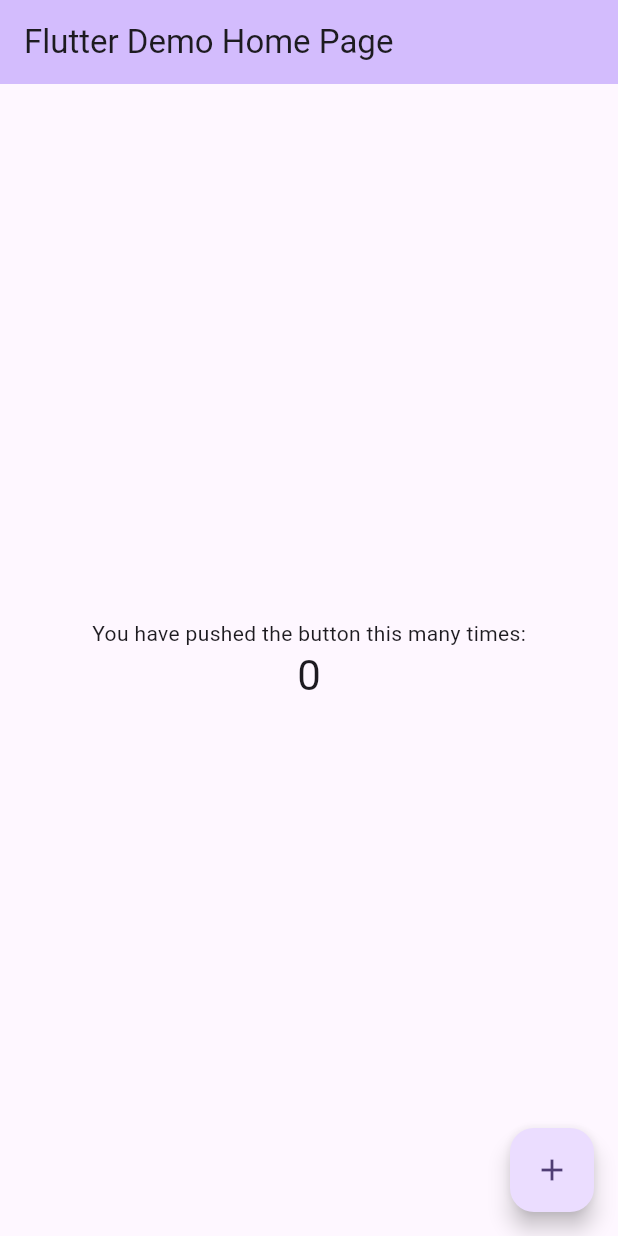
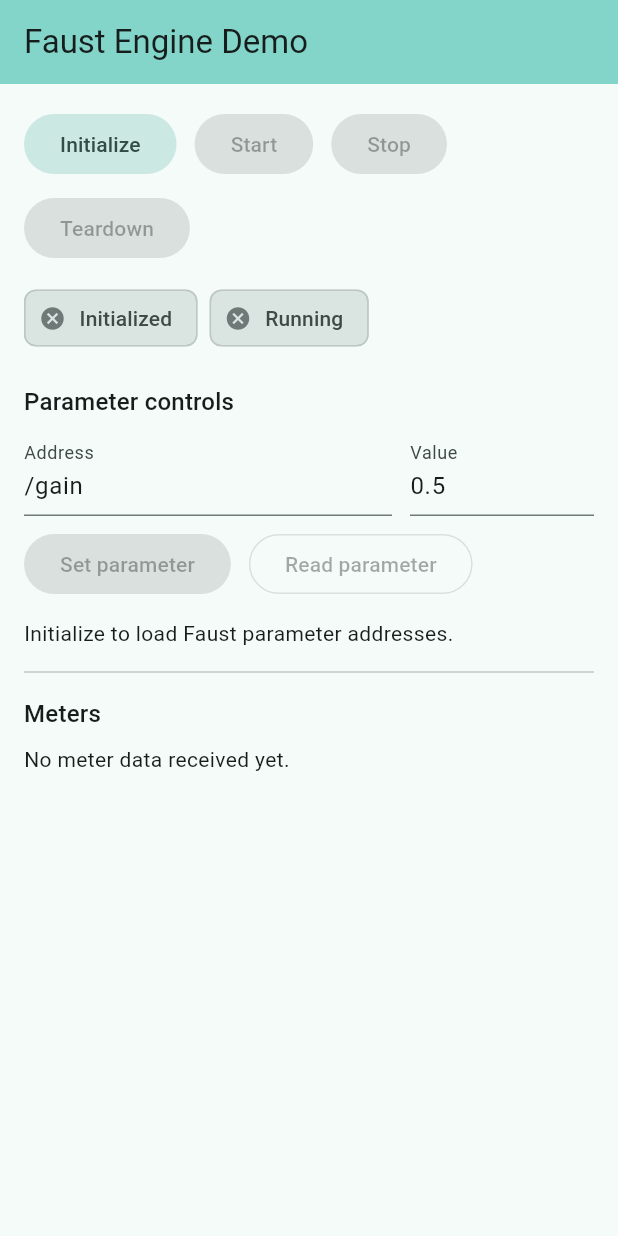
Before and after one commit to lukemorse/faust_test_app, a Flutter app: the screen it shows after launch, on a phone screen of 412 x 824 dp. Run offline on Flutter 3.47's test engine with Material 3 defaults, Android fonts, the light colour scheme and no system bars.

Commit message:
Add Dart service wrapper for Faust engine

```diff
--- /dev/null
+++ b/lib/faust_engine.dart
@@ -0,0 +1,157 @@
+import 'dart:async';
+
+import 'package:flutter/services.dart';
+
+class FaustEngineException implements Exception {
+  const FaustEngineException(this.message);
+
+  final String message;
+
+  @override
+  String toString() => 'FaustEngineException: $message';
+}
+
+class MeterEvent {
+  const MeterEvent({required this.timestamp, required this.meters});
+
+  factory MeterEvent.fromChannelPayload(dynamic payload) {
+    if (payload is! Map) {
+      throw const FaustEngineException('Meter payload was not a map');
+    }
+
+    final timestampMs = payload['timestampMs'];
+    final meters = payload['meters'];
+
+    if (timestampMs is! int || meters is! Map) {
+      throw FaustEngineException(
+        'Unexpected meter payload shape: $payload',
+      );
+    }
+
+    final parsedMeters = <String, double>{};
+    meters.forEach((key, value) {
+      if (key is! String) {
+        return;
+      }
+      final parsedValue = _parseDouble(value);
+      if (parsedValue != null) {
+        parsedMeters[key] = parsedValue;
+      }
+    });
+
+    return MeterEvent(
+      timestamp: DateTime.fromMillisecondsSinceEpoch(timestampMs),
+      meters: parsedMeters,
+    );
+  }
+
+  final DateTime timestamp;
+  final Map<String, double> meters;
+
+  static double? _parseDouble(dynamic value) {
+    if (value is num) {
+      return value.toDouble();
+    }
+    return double.tryParse(value.toString());
+  }
+}
+
+class FaustEngineService {
+  static const MethodChannel _methodChannel = MethodChannel('dev.faust/engine');
+  static const EventChannel _meterChannel =
+      EventChannel('dev.faust/engine/meters');
+
+  Stream<MeterEvent>? _meterStream;
+
+  Future<bool> initialize({required int sampleRate, required int bufferSize}) async {
+    try {
+      final result = await _methodChannel.invokeMethod<bool>('initialize', {
+        'sampleRate': sampleRate,
+        'bufferSize': bufferSize,
+      });
+      return result ?? false;
+    } on PlatformException catch (e) {
+      throw FaustEngineException(
+        'initialize failed: ${e.message ?? e.code}',
+      );
+    }
+  }
+
+  Future<bool> start() async {
+    try {
+      final result = await _methodChannel.invokeMethod<bool>('start');
+      return result ?? false;
+    } on PlatformException catch (e) {
+      throw FaustEngineException('start failed: ${e.message ?? e.code}');
+    }
+  }
+
+  Future<void> stop() async {
+    try {
+      await _methodChannel.invokeMethod<void>('stop');
+    } on PlatformException catch (e) {
+      throw FaustEngineException('stop failed: ${e.message ?? e.code}');
+    }
+  }
+
+  Future<void> teardown() async {
+    try {
+      await _methodChannel.invokeMethod<void>('teardown');
+    } on PlatformException catch (e) {
+      throw FaustEngineException('teardown failed: ${e.message ?? e.code}');
+    }
+  }
+
+  Future<bool> isRunning() async {
+    try {
+      final result = await _methodChannel.invokeMethod<bool>('isRunning');
+      return result ?? false;
+    } on PlatformException catch (e) {
+      throw FaustEngineException('isRunning failed: ${e.message ?? e.code}');
+    }
+  }
+
+  Future<void> setParameter(String address, double value) async {
+    try {
+      await _methodChannel.invokeMethod<void>('setParameter', {
+        'address': address,
+        'value': value,
+      });
+    } on PlatformException catch (e) {
+      throw FaustEngineException('setParameter failed: ${e.message ?? e.code}');
+    }
+  }
+
+  Future<double> getParameter(String address) async {
+    try {
+      final result = await _methodChannel.invokeMethod<double>('getParameter', {
+        'address': address,
+      });
+      return result ?? 0.0;
+    } on PlatformException catch (e) {
+      throw FaustEngineException('getParameter failed: ${e.message ?? e.code}');
+    }
+  }
+
+  Future<List<String>> listParameters() async {
+    try {
+      final result = await _methodChannel.invokeMethod<List<dynamic>>(
+        'listParameters',
+      );
+      return result
+              ?.whereType<String>()
+              .toList(growable: false) ??
+          const <String>[];
+    } on PlatformException catch (e) {
+      throw FaustEngineException('listParameters failed: ${e.message ?? e.code}');
+    }
+  }
+
+  Stream<MeterEvent> meterStream() {
+    _meterStream ??= _meterChannel
+        .receiveBroadcastStream()
+        .map(MeterEvent.fromChannelPayload)
+        .asBroadcastStream();
+    return _meterStream!;
+  }
+}
--- a/lib/main.dart
+++ b/lib/main.dart
@@ -1,4 +1,8 @@
+import 'dart:async';
+
 import 'package:flutter/material.dart';
+
+import 'faust_engine.dart';
 
 void main() {
   runApp(const MyApp());
@@ -7,116 +11,293 @@
 class MyApp extends StatelessWidget {
   const MyApp({super.key});
 
-  // This widget is the root of your application.
   @override
   Widget build(BuildContext context) {
     return MaterialApp(
-      title: 'Flutter Demo',
-      theme: ThemeData(
-        // This is the theme of your application.
-        //
-        // TRY THIS: Try running your application with "flutter run". You'll see
-        // the application has a purple toolbar. Then, without quitting the app,
-        // try changing the seedColor in the colorScheme below to Colors.green
-        // and then invoke "hot reload" (save your changes or press the "hot
-        // reload" button in a Flutter-supported IDE, or press "r" if you used
-        // the command line to start the app).
-        //
-        // Notice that the counter didn't reset back to zero; the application
-        // state is not lost during the reload. To reset the state, use hot
-        // restart instead.
-        //
-        // This works for code too, not just values: Most code changes can be
-        // tested with just a hot reload.
-        colorScheme: .fromSeed(seedColor: Colors.deepPurple),
-      ),
-      home: const MyHomePage(title: 'Flutter Demo Home Page'),
+      title: 'Faust Test App',
+      theme: ThemeData(colorScheme: ColorScheme.fromSeed(seedColor: Colors.teal)),
+      home: const FaustDemoPage(),
     );
   }
 }
 
-class MyHomePage extends StatefulWidget {
-  const MyHomePage({super.key, required this.title});
-
-  // This widget is the home page of your application. It is stateful, meaning
-  // that it has a State object (defined below) that contains fields that affect
-  // how it looks.
-
-  // This class is the configuration for the state. It holds the values (in this
-  // case the title) provided by the parent (in this case the App widget) and
-  // used by the build method of the State. Fields in a Widget subclass are
-  // always marked "final".
-
-  final String title;
+class FaustDemoPage extends StatefulWidget {
+  const FaustDemoPage({super.key});
 
   @override
-  State<MyHomePage> createState() => _MyHomePageState();
+  State<FaustDemoPage> createState() => _FaustDemoPageState();
 }
 
-class _MyHomePageState extends State<MyHomePage> {
-  int _counter = 0;
+class _FaustDemoPageState extends State<FaustDemoPage> {
+  final FaustEngineService _engine = FaustEngineService();
+  final TextEditingController _addressController =
+      TextEditingController(text: '/gain');
+  final TextEditingController _valueController =
+      TextEditingController(text: '0.5');
 
-  void _incrementCounter() {
+  bool _initialized = false;
+  bool _running = false;
+  bool _busy = false;
+  List<String> _parameterAddresses = const [];
+  MeterEvent? _latestMeters;
+  StreamSubscription<MeterEvent>? _meterSubscription;
+
+  @override
+  void dispose() {
+    _meterSubscription?.cancel();
+    _addressController.dispose();
+    _valueController.dispose();
+    _engine.teardown();
+    super.dispose();
+  }
+
+  Future<void> _initialize() async {
+    await _runAction(() async {
+      final initialized = await _engine.initialize(
+        sampleRate: 44100,
+        bufferSize: 512,
+      );
+      if (!initialized) {
+        throw const FaustEngineException('Engine reported initialization failure');
+      }
+
+      _parameterAddresses = await _engine.listParameters();
+      _subscribeToMeters();
+      _initialized = initialized;
+      _running = await _engine.isRunning();
+    });
+  }
+
+  Future<void> _start() async {
+    await _runAction(() async {
+      _running = await _engine.start();
+    });
+  }
+
+  Future<void> _stop() async {
+    await _runAction(() async {
+      await _engine.stop();
+      _running = await _engine.isRunning();
+    });
+  }
+
+  Future<void> _teardown() async {
+    await _runAction(() async {
+      await _engine.teardown();
+      _running = false;
+      _initialized = false;
+      _parameterAddresses = const [];
+      _latestMeters = null;
+      await _meterSubscription?.cancel();
+      _meterSubscription = null;
+    });
+  }
+
+  Future<void> _setParameter() async {
+    await _runAction(() async {
+      final address = _addressController.text.trim();
+      final value = double.tryParse(_valueController.text);
+      if (address.isEmpty || value == null) {
+        throw const FaustEngineException(
+          'Enter a valid address (e.g. /gain) and numeric value.',
+        );
+      }
+      await _engine.setParameter(address, value);
+    });
+  }
+
+  Future<void> _getParameter() async {
+    await _runAction(() async {
+      final address = _addressController.text.trim();
+      if (address.isEmpty) {
+        throw const FaustEngineException('Enter a parameter address to read');
+      }
+      final value = await _engine.getParameter(address);
+      _valueController.text = value.toStringAsFixed(3);
+    });
+  }
+
+  Future<void> _runAction(Future<void> Function() action) async {
+    setState(() => _busy = true);
+    try {
+      await action();
+    } on FaustEngineException catch (e) {
+      _showSnack(e.message);
+    } catch (e) {
+      _showSnack(e.toString());
+    } finally {
+      if (mounted) {
+        setState(() => _busy = false);
+      }
+    }
+  }
+
+  void _subscribeToMeters() {
+    _meterSubscription ??= _engine.meterStream().listen((event) {
       setState(() {
-      // This call to setState tells the Flutter framework that something has
-      // changed in this State, which causes it to rerun the build method below
-      // so that the display can reflect the updated values. If we changed
-      // _counter without calling setState(), then the build method would not be
-      // called again, and so nothing would appear to happen.
-      _counter++;
+        _latestMeters = event;
       });
+    }, onError: (error) {
+      _showSnack('Meter stream error: $error');
+    });
+  }
+
+  void _showSnack(String message) {
+    if (!mounted) return;
+    ScaffoldMessenger.of(context).showSnackBar(
+      SnackBar(content: Text(message)),
+    );
   }
 
   @override
   Widget build(BuildContext context) {
-    // This method is rerun every time setState is called, for instance as done
-    // by the _incrementCounter method above.
-    //
-    // The Flutter framework has been optimized to make rerunning build methods
-    // fast, so that you can just rebuild anything that needs updating rather
-    // than having to individually change instances of widgets.
     return Scaffold(
       appBar: AppBar(
-        // TRY THIS: Try changing the color here to a specific color (to
-        // Colors.amber, perhaps?) and trigger a hot reload to see the AppBar
-        // change color while the other colors stay the same.
         backgroundColor: Theme.of(context).colorScheme.inversePrimary,
-        // Here we take the value from the MyHomePage object that was created by
-        // the App.build method, and use it to set our appbar title.
-        title: Text(widget.title),
+        title: const Text('Faust Engine Demo'),
       ),
-      body: Center(
-        // Center is a layout widget. It takes a single child and positions it
-        // in the middle of the parent.
+      body: SafeArea(
+        child: Padding(
+          padding: const EdgeInsets.all(16),
           child: Column(
-          // Column is also a layout widget. It takes a list of children and
-          // arranges them vertically. By default, it sizes itself to fit its
-          // children horizontally, and tries to be as tall as its parent.
-          //
-          // Column has various properties to control how it sizes itself and
-          // how it positions its children. Here we use mainAxisAlignment to
-          // center the children vertically; the main axis here is the vertical
-          // axis because Columns are vertical (the cross axis would be
-          // horizontal).
-          //
-          // TRY THIS: Invoke "debug painting" (choose the "Toggle Debug Paint"
-          // action in the IDE, or press "p" in the console), to see the
-          // wireframe for each widget.
-          mainAxisAlignment: .center,
+            crossAxisAlignment: CrossAxisAlignment.start,
             children: [
-            const Text('You have pushed the button this many times:'),
-            Text(
-              '$_counter',
-              style: Theme.of(context).textTheme.headlineMedium,
+              Wrap(
+                spacing: 12,
+                runSpacing: 8,
+                children: [
+                  FilledButton.tonal(
+                    onPressed: _busy ? null : _initialize,
+                    child: const Text('Initialize'),
+                  ),
+                  FilledButton(
+                    onPressed: _busy || !_initialized ? null : _start,
+                    child: const Text('Start'),
+                  ),
+                  FilledButton(
+                    onPressed: _busy || !_initialized ? null : _stop,
+                    child: const Text('Stop'),
+                  ),
+                  FilledButton.tonal(
+                    onPressed: _busy || !_initialized ? null : _teardown,
+                    child: const Text('Teardown'),
+                  ),
+                ],
+              ),
+              const SizedBox(height: 12),
+              Row(
+                children: [
+                  _StatusChip(label: 'Initialized', active: _initialized),
+                  const SizedBox(width: 8),
+                  _StatusChip(label: 'Running', active: _running),
+                ],
+              ),
+              const SizedBox(height: 20),
+              Text('Parameter controls', style: Theme.of(context).textTheme.titleMedium),
+              const SizedBox(height: 8),
+              Row(
+                children: [
+                  Expanded(
+                    flex: 2,
+                    child: TextField(
+                      controller: _addressController,
+                      decoration: const InputDecoration(
+                        labelText: 'Address',
+                        hintText: '/gain',
+                      ),
+                    ),
+                  ),
+                  const SizedBox(width: 12),
+                  Expanded(
+                    child: TextField(
+                      controller: _valueController,
+                      keyboardType: const TextInputType.numberWithOptions(decimal: true),
+                      decoration: const InputDecoration(
+                        labelText: 'Value',
+                      ),
+                    ),
+                  ),
+                ],
+              ),
+              const SizedBox(height: 8),
+              Row(
+                children: [
+                  FilledButton(
+                    onPressed: _busy || !_initialized ? null : _setParameter,
+                    child: const Text('Set parameter'),
+                  ),
+                  const SizedBox(width: 12),
+                  OutlinedButton(
+                    onPressed: _busy || !_initialized ? null : _getParameter,
+                    child: const Text('Read parameter'),
+                  ),
+                ],
+              ),
+              const SizedBox(height: 12),
+              if (_parameterAddresses.isNotEmpty) ...[
+                Text('Published parameters (${_parameterAddresses.length})'),
+                const SizedBox(height: 6),
+                Wrap(
+                  spacing: 8,
+                  runSpacing: 6,
+                  children: _parameterAddresses
+                      .map(
+                        (address) => Chip(
+                          label: Text(address),
+                          visualDensity: VisualDensity.compact,
+                        ),
+                      )
+                      .toList(),
+                ),
+              ] else
+                const Text('Initialize to load Faust parameter addresses.'),
+              const Divider(height: 32),
+              Text('Meters', style: Theme.of(context).textTheme.titleMedium),
+              const SizedBox(height: 8),
+              if (_latestMeters == null)
+                const Text('No meter data received yet.')
+              else
+                Expanded(
+                  child: ListView(
+                    children: [
+                      Text('Timestamp: ${_latestMeters!.timestamp.toIso8601String()}'),
+                      const SizedBox(height: 8),
+                      ..._latestMeters!.meters.entries.map(
+                        (entry) => ListTile(
+                          dense: true,
+                          title: Text(entry.key),
+                          trailing: Text(entry.value.toStringAsFixed(3)),
+                        ),
                       ),
                     ],
                   ),
                 ),
-      floatingActionButton: FloatingActionButton(
-        onPressed: _incrementCounter,
-        tooltip: 'Increment',
-        child: const Icon(Icons.add),
+            ],
+          ),
+        ),
       ),
     );
   }
 }
+
+class _StatusChip extends StatelessWidget {
+  const _StatusChip({required this.label, required this.active});
+
+  final String label;
+  final bool active;
+
+  @override
+  Widget build(BuildContext context) {
+    final colorScheme = Theme.of(context).colorScheme;
+    return Chip(
+      label: Text(label),
+      backgroundColor: active
+          ? colorScheme.primaryContainer
+          : colorScheme.surfaceVariant,
+      avatar: Icon(
+        active ? Icons.check_circle : Icons.cancel,
+        color: active ? colorScheme.primary : colorScheme.outline,
+      ),
+    );
+  }
+}
```
Also changed, not shown: 1 other file. Lines whose indentation alone changed are shown as unchanged.
